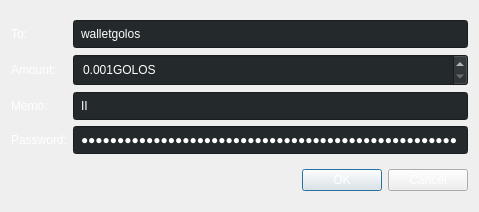
The window that paymentdialog.ui (24develop/golos-wallet-develop) describes before a commit, drawn with Qt 5.
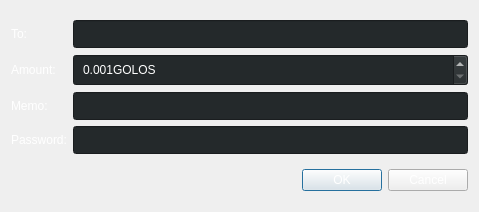
The same window after the commit.

Patch:
```diff
--- a/paymentdialog.ui
+++ b/paymentdialog.ui
@@ -31,7 +31,7 @@
                        </string>
                    </property>
                    <property name="text">
-                       <string>II</string>
+                       <string/>
                    </property>
                </widget>
            </item>
@@ -81,7 +81,7 @@
                        </string>
                    </property>
                    <property name="text">
-                       <string>walletgolos</string>
+                       <string/>
                    </property>
                    <property name="echoMode">
                        <enum>QLineEdit::Normal</enum>
@@ -107,7 +107,7 @@
                        </string>
                    </property>
                    <property name="text">
-                       <string>P5KfLXETZRbreVHqv7APJj85UtaqaJphKUqnBpjBRL35PyXoeYH5</string>
+                       <string/>
                    </property>
                    <property name="echoMode">
                        <enum>QLineEdit::Password</enum>
```
Left out of the diff: 6 changed lines with no effect on the pictures.
